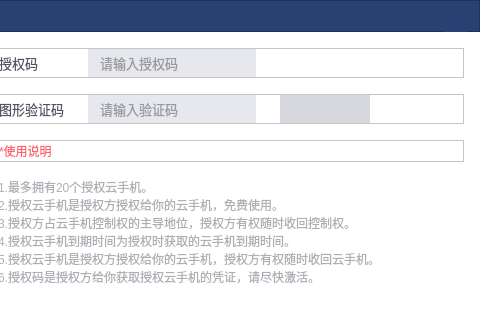
Above: authorizationmanagedialog.ui from ZhouMei20220810/TEST before the change; both pictures show x 160 to 640 and y 0 to 320 of the 640 by 488 pixel window. Below: the same form after it.
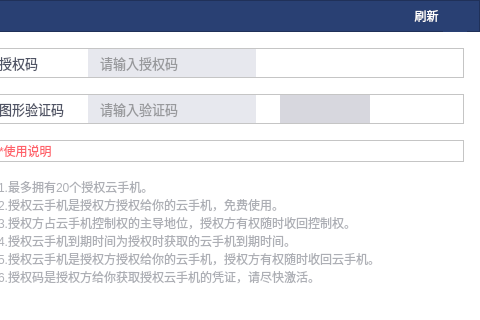
That is the form after the change. Icons and pictures are not drawn.

Commit message: 生成图片验证码，增加刷新按钮

```diff
--- a/authorizationmanagedialog.ui
+++ b/authorizationmanagedialog.ui
@@ -297,6 +297,36 @@
         </property>
        </spacer>
       </item>
+      <item>
+       <widget class="QToolButton" name="toolBtnRefresh">
+        <property name="styleSheet">
+         <string notr="true">QToolButton {border:none;
+color:#FFFFFF;
+border-radius:1px;
+padding-left:0px;
+}
+QToolButton:hover {
+background-color: transparent;
+color:#FFFFFF;
+border-radius:0px;
+padding-left:0px;
+}</string>
+        </property>
+        <property name="text">
+         <string>刷新</string>
+        </property>
+        <property name="icon">
+         <iconset resource="res.qrc">
+          <normaloff>:/resource/author/refresh.png</normaloff>:/resource/author/refresh.png</iconset>
+        </property>
+        <property name="toolButtonStyle">
+         <enum>Qt::ToolButtonTextBesideIcon</enum>
+        </property>
+        <property name="autoRaise">
+         <bool>true</bool>
+        </property>
+       </widget>
+      </item>
       <item>
        <widget class="QPushButton" name="btnClose">
         <property name="minimumSize">
```
Left out of the diff: 2 changed lines with no effect on the pictures. The commit also changes 4 other files.
